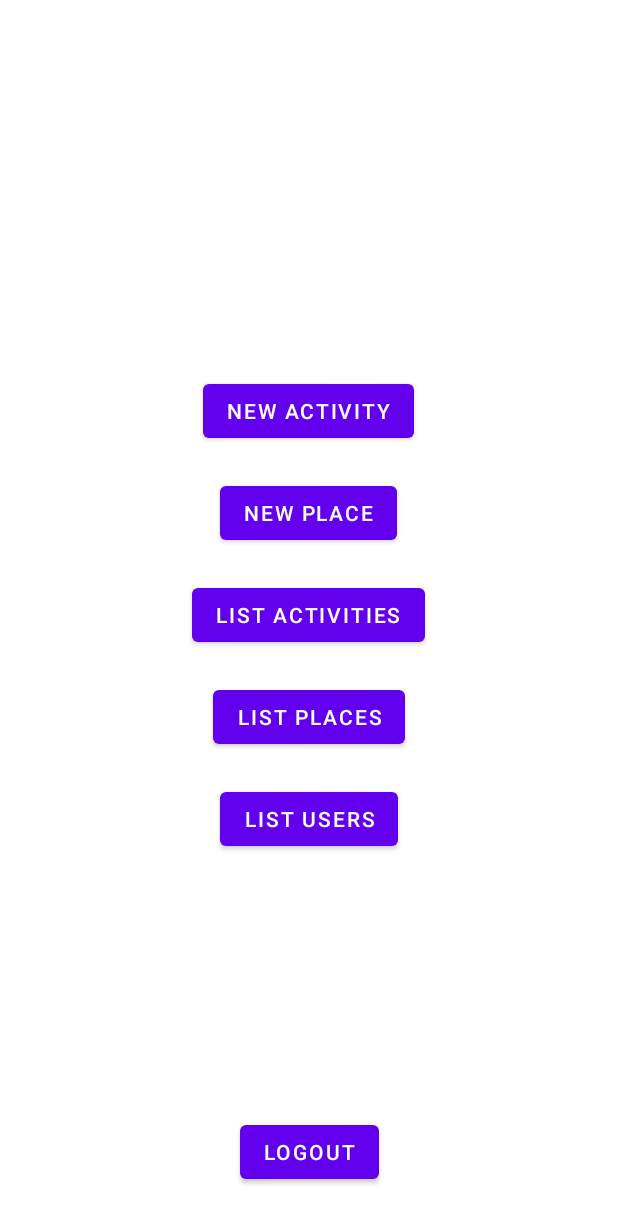
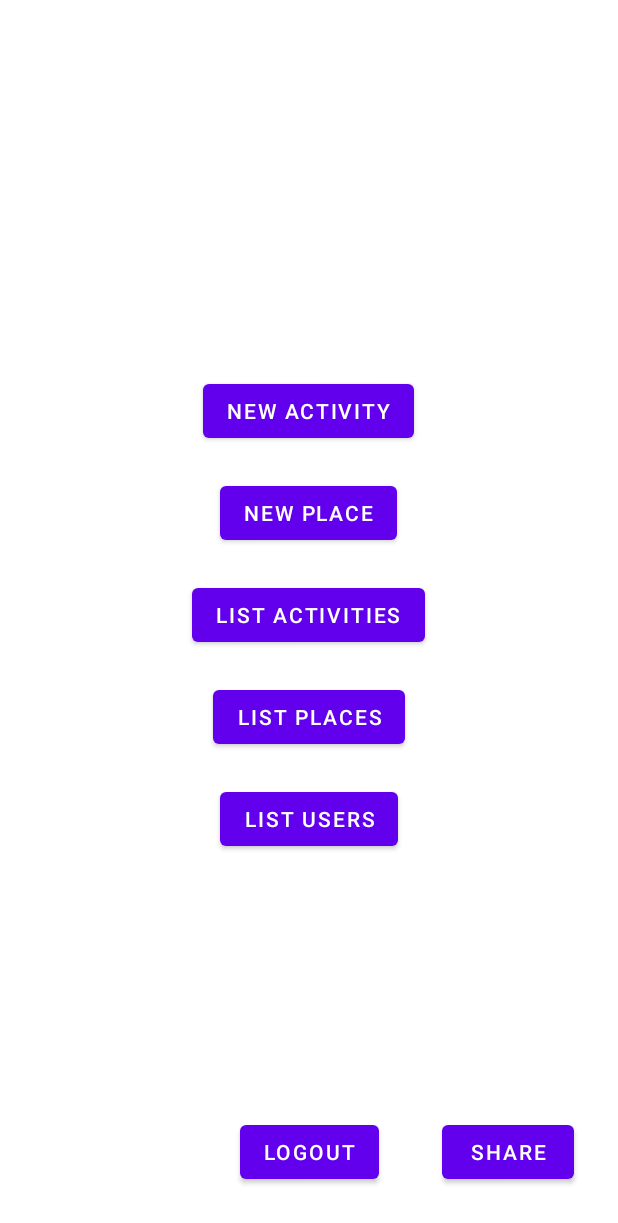
Before and after one commit to Holewalker/Funzones, an Android app: the MainActivity screen opened directly, with no data from a screen before it, on a phone screen of 412 x 824 dp. Shown: the top 1223 px of the screen. Run offline under Robolectric (Android 15) with nearby library versions, the phone set to English and light mode, and no system bars.

Commit message:
-Share function

```diff
--- a/app/src/main/res/layout/activity_login.xml
+++ b/app/src/main/res/layout/activity_login.xml
@@ -6,7 +6,7 @@
              android:layout_height="match_parent">
 
     <Button
-        android:id="@+id/btnLogout"
+        android:id="@+id/btnShare"
         android:layout_width="wrap_content"
         android:layout_height="wrap_content"
         android:onClick="login"
--- a/app/src/main/res/layout/activity_main.xml
+++ b/app/src/main/res/layout/activity_main.xml
@@ -38,7 +38,20 @@
         app:layout_constraintTop_toBottomOf="@+id/btnListPlaces" />
 
     <Button
-        android:id="@+id/btnLogout"
+        android:id="@+id/btnShare"
+        android:layout_width="wrap_content"
+        android:layout_height="wrap_content"
+        android:onClick="share"
+        android:text="@string/Share"
+        app:layout_constraintBottom_toBottomOf="parent"
+        app:layout_constraintEnd_toEndOf="parent"
+        app:layout_constraintHorizontal_bias="0.91"
+        app:layout_constraintStart_toStartOf="parent"
+        app:layout_constraintTop_toTopOf="parent"
+        app:layout_constraintVertical_bias="0.959" />
+
+    <Button
+        android:id="@+id/btnLogout2"
         android:layout_width="wrap_content"
         android:layout_height="wrap_content"
         android:onClick="logoutNav"
@@ -74,10 +87,9 @@
         android:id="@+id/username"
         android:layout_width="wrap_content"
         android:layout_height="wrap_content"
-        android:layout_marginBottom="8dp"
-        app:layout_constraintBottom_toTopOf="@+id/btnLogout"
-        app:layout_constraintEnd_toEndOf="@+id/btnLogout"
-        app:layout_constraintStart_toStartOf="@+id/btnLogout" />
+        app:layout_constraintBottom_toTopOf="@+id/btnLogout2"
+        app:layout_constraintEnd_toEndOf="@+id/btnLogout2"
+        app:layout_constraintStart_toStartOf="@+id/btnLogout2" />
 
 
 
--- a/app/src/main/res/layout/activity_register.xml
+++ b/app/src/main/res/layout/activity_register.xml
@@ -6,7 +6,7 @@
              android:layout_height="match_parent">
 
     <Button
-        android:id="@+id/btnLogout"
+        android:id="@+id/btnShare"
         android:layout_width="wrap_content"
         android:layout_height="wrap_content"
         android:onClick="register"
--- a/app/src/main/res/values/strings.xml
+++ b/app/src/main/res/values/strings.xml
@@ -18,5 +18,6 @@
     <string name="deleteMessage">Are you sure?</string>
     <string name="yes" >YES</string>
     <string name="no" >NO</string>
+    <string name="Share">Share</string>
 
 </resources>
```
Also changed, not shown: app/src/main/java/com/svalero/funzones/MainActivity.java (+11 -0 lines).
